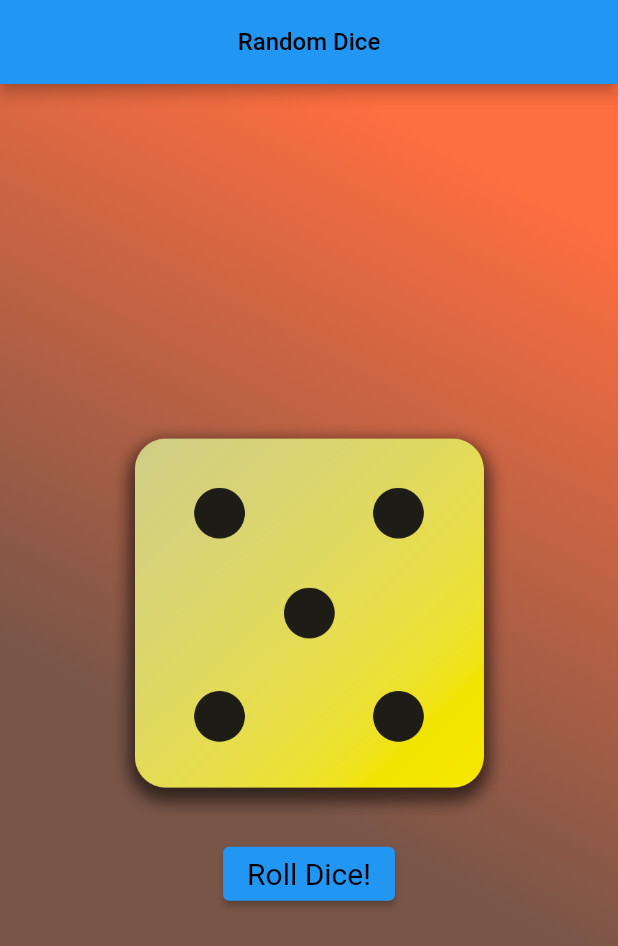
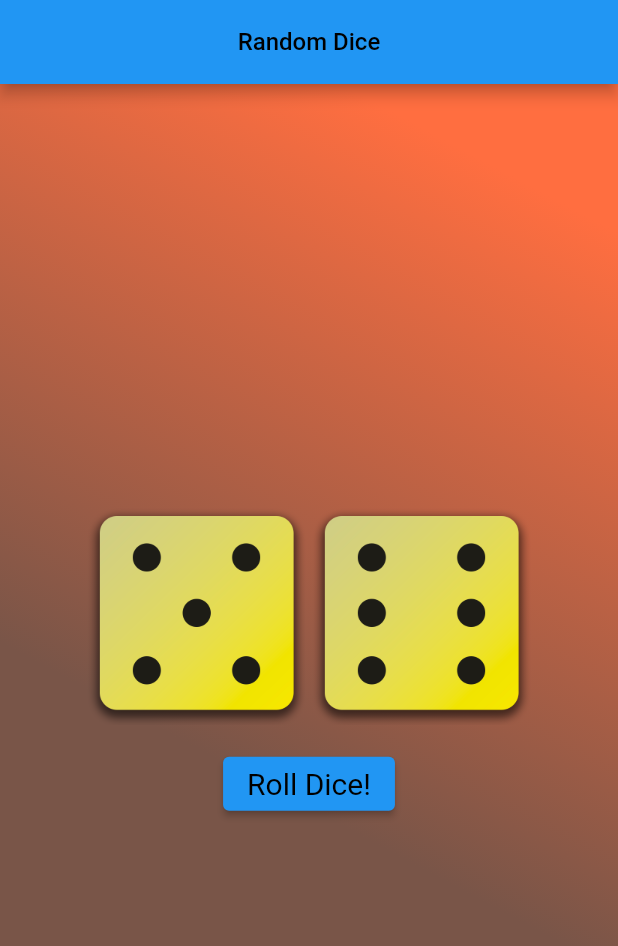
Before and after one commit to joy-chaimontree/dice-roller, a Flutter app: the screen it shows after launch, after a tap on "Roll Dice!", on a phone screen of 412 x 824 dp. Shown: the top 946 px of the screen. Run offline on Flutter 3.47's test engine with Material 2 defaults, Android fonts, the phone set to English and light mode, and no system bars.

Commit message:
Update 05/08/23

```diff
--- a/lib/dice_roller.dart
+++ b/lib/dice_roller.dart
@@ -12,15 +12,15 @@ class DiceRoller extends StatefulWidget {
 }
 
 class _DiceRollerState extends State<DiceRoller> {
-  var activeDiceImage = 'assets/dice-1.png';
+  var activeDiceImage1 = 1;
+  var activeDiceImage2 = 6;
 
   void rollDice() {
-    //to generate random number//
-    var diceRoll = randomizer.nextInt(6) +1; // 1-6
     setState(() {
       //everytime click roll dice a new random is created and store in memory
       //the old random that was created will be thrown away//
-      activeDiceImage = 'assets/dice-$diceRoll.png';
+      activeDiceImage1 = randomizer.nextInt(6) + 1; // 1-6
+      activeDiceImage2 = randomizer.nextInt(6) + 1; // 1-6
     });
   }
 
@@ -29,7 +29,19 @@ class _DiceRollerState extends State<DiceRoller> {
     return Column(
       mainAxisAlignment: MainAxisAlignment.center,
       children: [
-        Image.asset(activeDiceImage, height: 270),
+        Row(
+          mainAxisSize: MainAxisSize.min,
+          children: [
+            Image.asset(
+              'assets/dice-$activeDiceImage1.png',
+              width: 150,
+            ),
+            Image.asset(
+              'assets/dice-$activeDiceImage2.png',
+              width: 150,
+            ),
+          ],
+        ),
         const SizedBox(
           height: 15,
         ),
```
